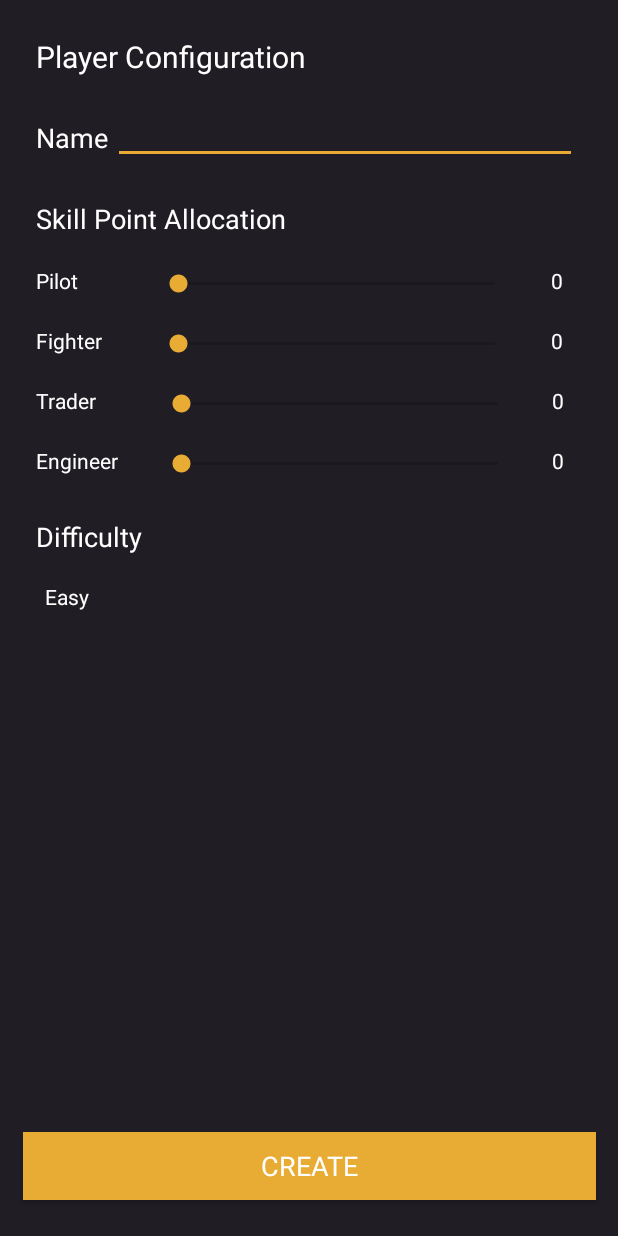
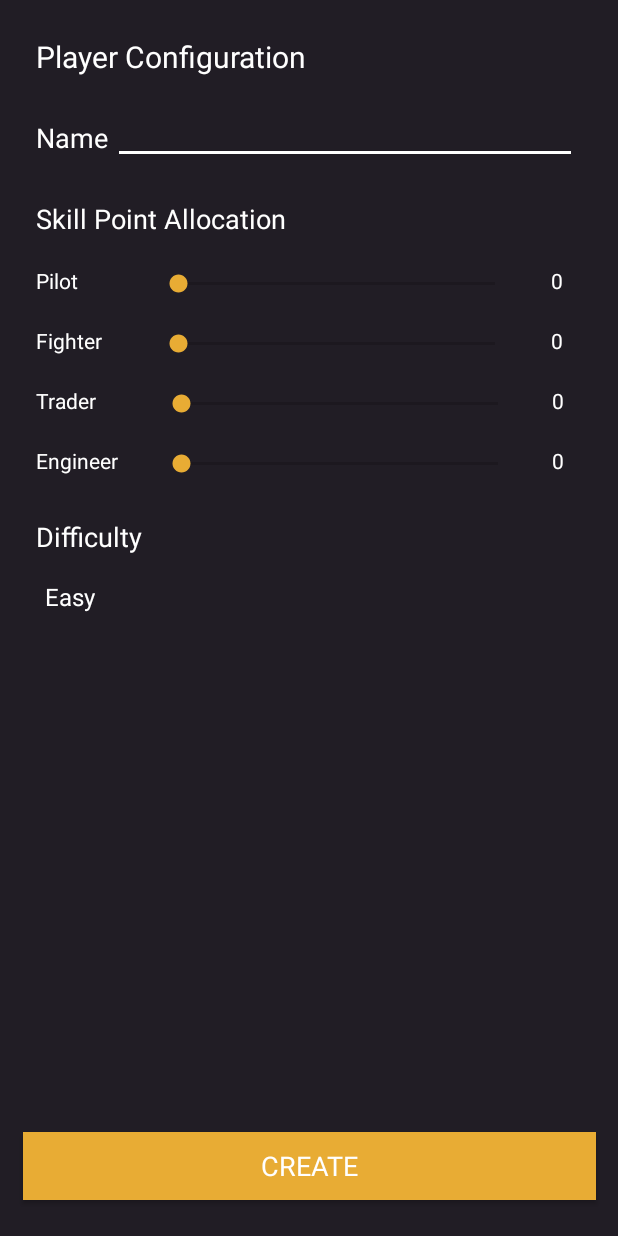
Before and after one commit to rithikgavvala/SpaceTrader, an Android app: the ConfigurationActivity screen opened directly, with no data from a screen before it, on a phone screen of 412 x 824 dp. Run offline under Robolectric (Android 15) with nearby library versions, the phone set to English and light mode, and no system bars; Roboto replaces fonts that are not available here.

Commit message:
m5 spinner update

```diff
--- a/app/src/main/res/layout/configuration_activity.xml
+++ b/app/src/main/res/layout/configuration_activity.xml
@@ -35,6 +35,7 @@
         android:ems="10"
         android:inputType="textPersonName|text"
         android:textColor="@android:color/background_light"
+        android:backgroundTint="@android:color/background_light"
         app:layout_constraintEnd_toEndOf="parent"
         app:layout_constraintStart_toStartOf="parent"
         app:layout_constraintTop_toBottomOf="@+id/textView" />
@@ -111,6 +112,7 @@
         android:layout_marginStart="16dp"
         android:layout_marginTop="16dp"
         android:layout_marginEnd="64dp"
+        android:backgroundTint="@android:color/background_light"
         android:max="16"
         app:layout_constraintEnd_toEndOf="parent"
         app:layout_constraintStart_toEndOf="@+id/textView4"
@@ -123,6 +125,7 @@
         android:layout_marginStart="16dp"
         android:layout_marginTop="16dp"
         android:layout_marginEnd="64dp"
+        android:backgroundTint="@android:color/background_light"
         android:max="16"
         app:layout_constraintEnd_toEndOf="parent"
         app:layout_constraintStart_toEndOf="@+id/textView5"
@@ -135,6 +138,7 @@
         android:layout_marginStart="16dp"
         android:layout_marginTop="16dp"
         android:layout_marginEnd="60dp"
+        android:backgroundTint="@android:color/background_light"
         android:max="16"
         app:layout_constraintEnd_toEndOf="parent"
         app:layout_constraintStart_toEndOf="@+id/textView6"
@@ -147,6 +151,7 @@
         android:layout_marginStart="16dp"
         android:layout_marginTop="16dp"
         android:layout_marginEnd="60dp"
+        android:backgroundTint="@android:color/background_light"
         android:max="16"
         app:layout_constraintEnd_toEndOf="parent"
         app:layout_constraintStart_toEndOf="@+id/textView7"
--- a/app/src/main/res/layout/spinner_item.xml
+++ b/app/src/main/res/layout/spinner_item.xml
@@ -4,7 +4,7 @@
         xmlns:android="http://schemas.android.com/apk/res/android"
         android:layout_width="match_parent"
         android:layout_height="wrap_content"
-        android:textSize="14sp"
+        android:textSize="16sp"
         android:gravity="left"
         android:textColor="@android:color/background_light"
         android:padding="5dip"
```
